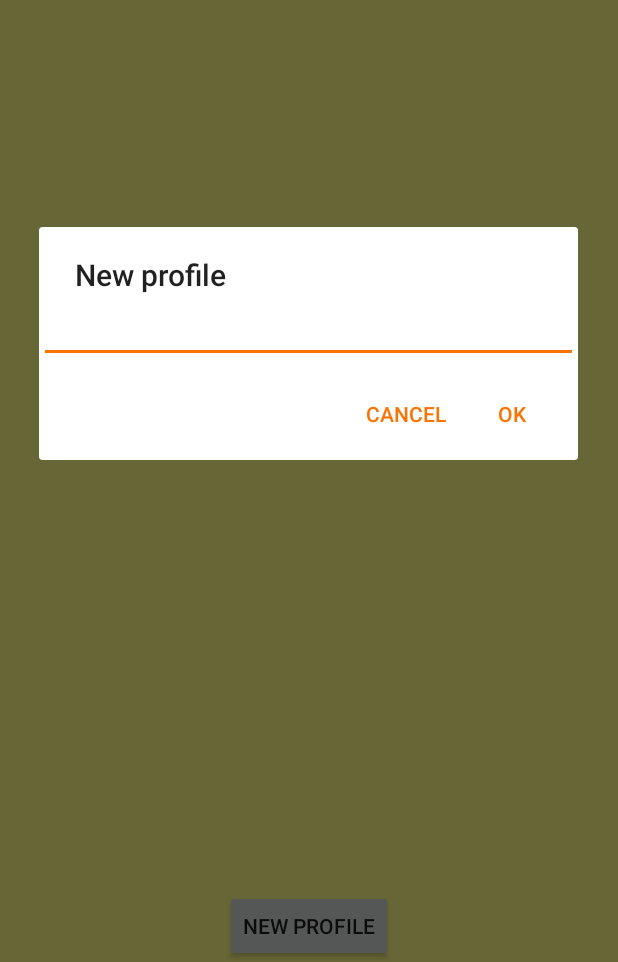
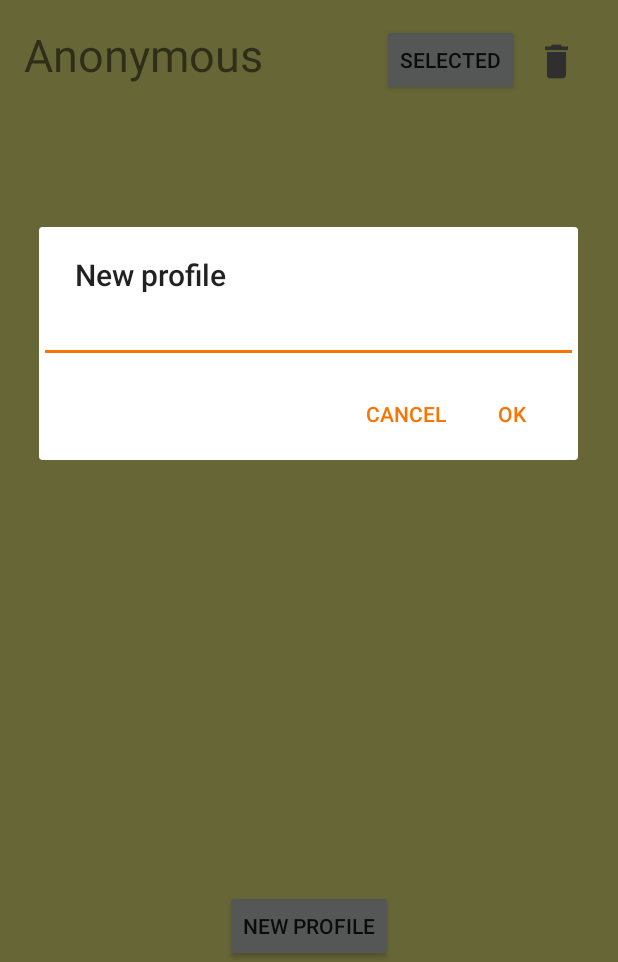
Before and after one commit to Willshield/IDDomero, an Android app: the ProfileSelectorActivity screen opened directly, with no data from a screen before it, after a tap on "NEW PROFILE", on a phone screen of 412 x 824 dp, the part 274-1236 px from its top. Run offline under Robolectric (Android 15) with nearby library versions, the phone set to English and light mode, and no system bars; libraries missing offline, so code that uses them is left out: com.orm; 2 statements that could not run were skipped.

Commit message:
minor fix

```diff
--- a/app/src/main/java/hu/bme/aut/iDDomero/userInterface/ProfileSelectorActivity.java
+++ b/app/src/main/java/hu/bme/aut/iDDomero/userInterface/ProfileSelectorActivity.java
@@ -45,6 +45,7 @@ public class ProfileSelectorActivity extends AppCompatActivity {
         loadItemsInBackground();
         recyclerView.setLayoutManager(new LinearLayoutManager(this));
         recyclerView.setAdapter(adapter);
+
     }
 
     private void loadItemsInBackground() {
@@ -57,6 +58,11 @@ public class ProfileSelectorActivity extends AppCompatActivity {
             @Override
             protected void onPostExecute(List<ProfileData> profiles) {
                 super.onPostExecute(profiles);
+                if( profiles.size() == 0 ){
+                    ProfileData newProfileItem = new ProfileData(getResources().getString(R.string.anonymous));
+                    newProfileItem.save();
+                    profiles.add(newProfileItem);
+                }
                 adapter.update(profiles);
             }
         }.execute();
@@ -93,7 +99,7 @@ public class ProfileSelectorActivity extends AppCompatActivity {
                 if(isValidProfile(newProfileItem)){
                     newProfileItem.save();
                     adapter.addItem(newProfileItem);
-                };
+                }
 
             }
         });
```
